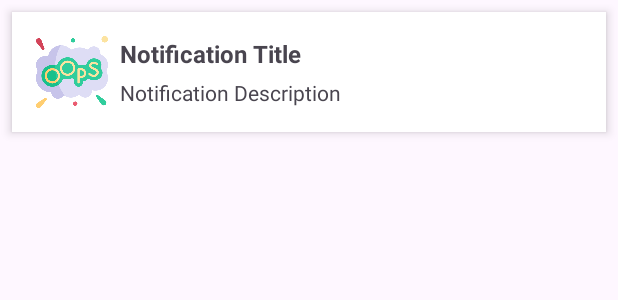
After one commit to prabal262002/OOPS_Concept, an Android app: the layout notification.xml on its own in the app's theme, with its tools: preview values and no code run, on a phone screen of 412 x 824 dp. The commit adds this screen. Shown: the top 300 px of the screen. Run offline under Robolectric (Android 15) with nearby library versions, the phone set to English and light mode, and no system bars.

Commit message:
Implemented Push Notification.

```diff
--- a/app/build.gradle
+++ b/app/build.gradle
@@ -46,6 +46,8 @@ dependencies {
     implementation 'androidx.core:core-ktx:1.10.1'
     implementation 'org.jetbrains.kotlin:kotlin-stdlib:1.9.0'
     implementation 'com.google.firebase:firebase-auth:22.1.1'
+    implementation 'com.google.firebase:firebase-inappmessaging-display-ktx:20.3.3'
+    implementation 'com.google.firebase:firebase-messaging-ktx:23.2.1'
     testImplementation 'junit:junit:4.13.2'
     androidTestImplementation 'androidx.test.ext:junit:1.1.5'
         // Import the BoM for the Firebase platform
--- /dev/null
+++ b/app/src/main/res/layout/notification.xml
@@ -0,0 +1,51 @@
+<?xml version="1.0" encoding="utf-8"?>
+<androidx.constraintlayout.widget.ConstraintLayout xmlns:android="http://schemas.android.com/apk/res/android"
+    xmlns:app="http://schemas.android.com/apk/res-auto"
+    xmlns:tools="http://schemas.android.com/tools"
+    android:layout_width="match_parent"
+    android:layout_height="wrap_content"
+    android:background="@android:color/white"
+    android:elevation="4dp"
+    android:padding="16dp"
+    android:layout_margin="8dp">
+
+    <ImageView
+        android:id="@+id/logoImageView"
+        android:layout_width="48dp"
+        android:layout_height="48dp"
+        android:src="@drawable/oops"
+        app:layout_constraintStart_toStartOf="parent"
+        app:layout_constraintTop_toTopOf="parent"
+        app:layout_constraintBottom_toBottomOf="parent"
+        android:contentDescription="@string/logo" />
+
+    <TextView
+        android:id="@+id/titleTextView"
+        android:layout_width="0dp"
+        android:layout_height="wrap_content"
+        android:text="Notification Title"
+        android:textSize="16sp"
+        android:textStyle="bold"
+        app:layout_constraintStart_toEndOf="@id/logoImageView"
+        app:layout_constraintEnd_toEndOf="parent"
+        app:layout_constraintTop_toTopOf="parent"
+        app:layout_constraintBottom_toTopOf="@id/descriptionTextView"
+        android:layout_marginStart="8dp"
+        android:layout_marginEnd="8dp"
+        tools:ignore="HardcodedText" />
+
+    <TextView
+        android:id="@+id/descriptionTextView"
+        android:layout_width="0dp"
+        android:layout_height="wrap_content"
+        android:text="Notification Description"
+        app:layout_constraintStart_toEndOf="@id/logoImageView"
+        app:layout_constraintEnd_toEndOf="parent"
+        app:layout_constraintTop_toBottomOf="@id/titleTextView"
+        app:layout_constraintBottom_toBottomOf="parent"
+        android:layout_marginStart="8dp"
+        android:layout_marginEnd="8dp"
+        android:layout_marginTop="4dp"
+        tools:ignore="HardcodedText" />
+
+</androidx.constraintlayout.widget.ConstraintLayout>
--- a/app/src/main/res/values/strings.xml
+++ b/app/src/main/res/values/strings.xml
@@ -14,4 +14,5 @@
     <string name="signup">SignUp</string>
     <string name="client_id">891030300874-fipkl5m80o1a60feunmkat279c7qcpe0.apps.googleusercontent.com</string>
     <string name="log_out">Log Out</string>
+    <string name="logo">Logo</string>
 </resources>
--- a/build.gradle
+++ b/build.gradle
@@ -1,6 +1,6 @@
 buildscript {
     dependencies {
-        classpath 'com.google.gms:google-services:4.3.14'
+        classpath 'com.google.gms:google-services:4.3.15'
     }
 }// Top-level build file where you can add configuration options common to all sub-projects/modules.
 plugins {
```
Also changed, not shown: app/src/main/AndroidManifest.xml (+19 -2 lines), app/src/main/java/com/example/oopsconcept/MyFirebaseMessagingService.kt (added, +74 -0 lines), app/src/main/res/drawable/oops.png (added), 2 other files.
